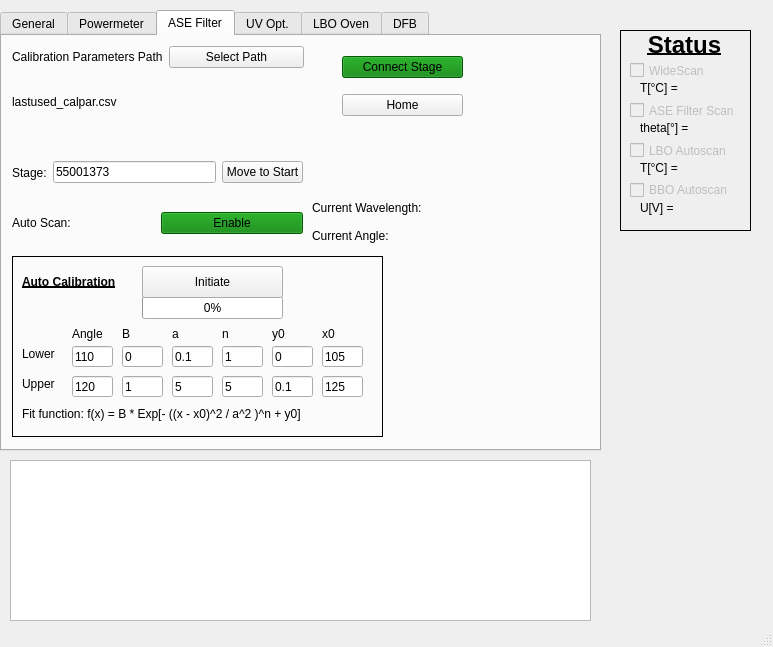
Qt form pulsed_laser_interface.ui (XenoBene/PulsedLaserGUI) before a commit.
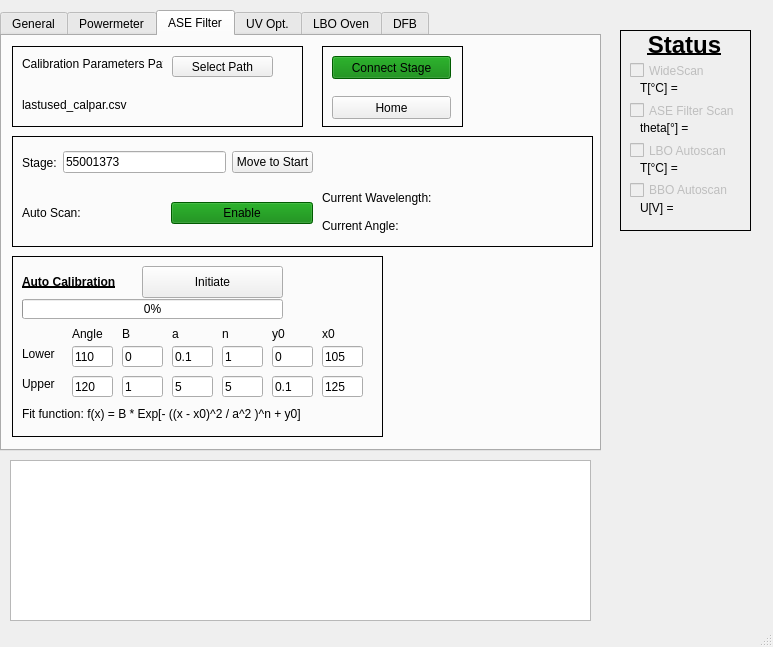
The same form after that commit. The open tabs and pages were chosen to show the change.

```diff
--- a/pulsed_laser_interface.ui
+++ b/pulsed_laser_interface.ui
@@ -528,172 +528,6 @@
      <attribute name="title">
       <string>ASE Filter</string>
      </attribute>
-     <widget class="QWidget" name="verticalLayoutWidget_3">
-      <property name="geometry">
-       <rect>
-        <x>340</x>
-        <y>10</y>
-        <width>121</width>
-        <height>80</height>
-       </rect>
-      </property>
-      <layout class="QVBoxLayout" name="verticalLayout_14">
-       <item>
-        <widget class="QPushButton" name="ase_button_connectStage">
-         <property name="autoFillBackground">
-          <bool>false</bool>
-         </property>
-         <property name="styleSheet">
-          <string notr="true">background-color: green</string>
-         </property>
-         <property name="text">
-          <string>Connect Stage</string>
-         </property>
-         <property name="checkable">
-          <bool>true</bool>
-         </property>
-        </widget>
-       </item>
-       <item>
-        <widget class="QPushButton" name="ase_button_home">
-         <property name="text">
-          <string>Home</string>
-         </property>
-        </widget>
-       </item>
-      </layout>
-     </widget>
-     <widget class="QWidget" name="verticalLayoutWidget_4">
-      <property name="geometry">
-       <rect>
-        <x>10</x>
-        <y>10</y>
-        <width>292</width>
-        <height>84</height>
-       </rect>
-      </property>
-      <layout class="QVBoxLayout" name="verticalLayout_15">
-       <item>
-        <layout class="QHBoxLayout" name="horizontalLayout_6">
-         <item>
-          <widget class="QLabel" name="label_2">
-           <property name="text">
-            <string>Calibration Parameters Path</string>
-           </property>
-          </widget>
-         </item>
-         <item>
-          <widget class="QPushButton" name="ase_button_selectPath">
-           <property name="text">
-            <string>Select Path</string>
-           </property>
-          </widget>
-         </item>
-        </layout>
-       </item>
-       <item>
-        <widget class="QLabel" name="ase_label_pathText">
-         <property name="text">
-          <string>lastused_calpar.csv</string>
-         </property>
-        </widget>
-       </item>
-      </layout>
-     </widget>
-     <widget class="QWidget" name="layoutWidget">
-      <property name="geometry">
-       <rect>
-        <x>10</x>
-        <y>120</y>
-        <width>291</width>
-        <height>33</height>
-       </rect>
-      </property>
-      <layout class="QHBoxLayout" name="horizontalLayout_3">
-       <item>
-        <widget class="QLabel" name="label_4">
-         <property name="text">
-          <string>Stage:</string>
-         </property>
-        </widget>
-       </item>
-       <item>
-        <widget class="QLineEdit" name="ase_lineEdit_stage">
-         <property name="inputMask">
-          <string>55001373</string>
-         </property>
-         <property name="text">
-          <string>55001373</string>
-         </property>
-        </widget>
-       </item>
-       <item>
-        <widget class="QPushButton" name="ase_button_moveToStart">
-         <property name="text">
-          <string>Move to Start</string>
-         </property>
-        </widget>
-       </item>
-      </layout>
-     </widget>
-     <widget class="QWidget" name="layoutWidget">
-      <property name="geometry">
-       <rect>
-        <x>10</x>
-        <y>160</y>
-        <width>291</width>
-        <height>54</height>
-       </rect>
-      </property>
-      <layout class="QHBoxLayout" name="horizontalLayout_5">
-       <item>
-        <widget class="QLabel" name="label_6">
-         <property name="text">
-          <string>Auto Scan:</string>
-         </property>
-        </widget>
-       </item>
-       <item>
-        <widget class="QPushButton" name="ase_button_startAutoScan">
-         <property name="styleSheet">
-          <string notr="true">background-color: green</string>
-         </property>
-         <property name="text">
-          <string>Enable</string>
-         </property>
-         <property name="checkable">
-          <bool>true</bool>
-         </property>
-        </widget>
-       </item>
-      </layout>
-     </widget>
-     <widget class="QWidget" name="layoutWidget">
-      <property name="geometry">
-       <rect>
-        <x>310</x>
-        <y>160</y>
-        <width>261</width>
-        <height>51</height>
-       </rect>
-      </property>
-      <layout class="QVBoxLayout" name="verticalLayout_3">
-       <item>
-        <widget class="QLabel" name="ase_label_currentWL">
-         <property name="text">
-          <string>Current Wavelength:</string>
-         </property>
-        </widget>
-       </item>
-       <item>
-        <widget class="QLabel" name="ase_label_currentAngle">
-         <property name="text">
-          <string>Current Angle:</string>
-         </property>
-        </widget>
-       </item>
-      </layout>
-     </widget>
      <widget class="QFrame" name="frame">
       <property name="geometry">
        <rect>
@@ -803,10 +637,10 @@
       <widget class="QProgressBar" name="ase_progressBar_autocal">
        <property name="geometry">
         <rect>
-         <x>130</x>
-         <y>40</y>
-         <width>141</width>
-         <height>23</height>
+         <x>10</x>
+         <y>43</y>
+         <width>261</width>
+         <height>20</height>
         </rect>
        </property>
        <property name="value">
@@ -1035,6 +869,222 @@
        </property>
       </widget>
      </widget>
+     <widget class="QFrame" name="frame_7">
+      <property name="geometry">
+       <rect>
+        <x>10</x>
+        <y>10</y>
+        <width>291</width>
+        <height>81</height>
+       </rect>
+      </property>
+      <property name="frameShape">
+       <enum>QFrame::Box</enum>
+      </property>
+      <property name="frameShadow">
+       <enum>QFrame::Plain</enum>
+      </property>
+      <widget class="QLabel" name="label_2">
+       <property name="geometry">
+        <rect>
+         <x>10</x>
+         <y>0</y>
+         <width>141</width>
+         <height>36</height>
+        </rect>
+       </property>
+       <property name="text">
+        <string>Calibration Parameters Path</string>
+       </property>
+      </widget>
+      <widget class="QLabel" name="ase_label_pathText">
+       <property name="geometry">
+        <rect>
+         <x>10</x>
+         <y>40</y>
+         <width>281</width>
+         <height>38</height>
+        </rect>
+       </property>
+       <property name="text">
+        <string>lastused_calpar.csv</string>
+       </property>
+      </widget>
+      <widget class="QPushButton" name="ase_button_selectPath">
+       <property name="geometry">
+        <rect>
+         <x>160</x>
+         <y>10</y>
+         <width>101</width>
+         <height>21</height>
+        </rect>
+       </property>
+       <property name="text">
+        <string>Select Path</string>
+       </property>
+      </widget>
+     </widget>
+     <widget class="QFrame" name="frame_8">
+      <property name="geometry">
+       <rect>
+        <x>320</x>
+        <y>10</y>
+        <width>141</width>
+        <height>81</height>
+       </rect>
+      </property>
+      <property name="frameShape">
+       <enum>QFrame::Box</enum>
+      </property>
+      <property name="frameShadow">
+       <enum>QFrame::Plain</enum>
+      </property>
+      <widget class="QPushButton" name="ase_button_connectStage">
+       <property name="geometry">
+        <rect>
+         <x>10</x>
+         <y>10</y>
+         <width>119</width>
+         <height>23</height>
+        </rect>
+       </property>
+       <property name="autoFillBackground">
+        <bool>false</bool>
+       </property>
+       <property name="styleSheet">
+        <string notr="true">background-color: green</string>
+       </property>
+       <property name="text">
+        <string>Connect Stage</string>
+       </property>
+       <property name="checkable">
+        <bool>true</bool>
+       </property>
+      </widget>
+      <widget class="QPushButton" name="ase_button_home">
+       <property name="geometry">
+        <rect>
+         <x>10</x>
+         <y>50</y>
+         <width>119</width>
+         <height>23</height>
+        </rect>
+       </property>
+       <property name="text">
+        <string>Home</string>
+       </property>
+      </widget>
+     </widget>
+     <widget class="QFrame" name="frame_9">
+      <property name="geometry">
+       <rect>
+        <x>10</x>
+        <y>100</y>
+        <width>581</width>
+        <height>111</height>
+       </rect>
+      </property>
+      <property name="frameShape">
+       <enum>QFrame::Box</enum>
+      </property>
+      <property name="frameShadow">
+       <enum>QFrame::Plain</enum>
+      </property>
+      <widget class="QWidget" name="layoutWidget">
+       <property name="geometry">
+        <rect>
+         <x>10</x>
+         <y>10</y>
+         <width>291</width>
+         <height>33</height>
+        </rect>
+       </property>
+       <layout class="QHBoxLayout" name="horizontalLayout_3">
+        <item>
+         <widget class="QLabel" name="label_4">
+          <property name="text">
+           <string>Stage:</string>
+          </property>
+         </widget>
+        </item>
+        <item>
+         <widget class="QLineEdit" name="ase_lineEdit_stage">
+          <property name="inputMask">
+           <string>55001373</string>
+          </property>
+          <property name="text">
+           <string>55001373</string>
+          </property>
+         </widget>
+        </item>
+        <item>
+         <widget class="QPushButton" name="ase_button_moveToStart">
+          <property name="text">
+           <string>Move to Start</string>
+          </property>
+         </widget>
+        </item>
+       </layout>
+      </widget>
+      <widget class="QWidget" name="layoutWidget">
+       <property name="geometry">
+        <rect>
+         <x>10</x>
+         <y>50</y>
+         <width>291</width>
+         <height>54</height>
+        </rect>
+       </property>
+       <layout class="QHBoxLayout" name="horizontalLayout_5">
+        <item>
+         <widget class="QLabel" name="label_6">
+          <property name="text">
+           <string>Auto Scan:</string>
+          </property>
+         </widget>
+        </item>
+        <item>
+         <widget class="QPushButton" name="ase_button_startAutoScan">
+          <property name="styleSheet">
+           <string notr="true">background-color: green</string>
+          </property>
+          <property name="text">
+           <string>Enable</string>
+          </property>
+          <property name="checkable">
+           <bool>true</bool>
+          </property>
+         </widget>
+        </item>
+       </layout>
+      </widget>
+      <widget class="QWidget" name="layoutWidget">
+       <property name="geometry">
+        <rect>
+         <x>310</x>
+         <y>50</y>
+         <width>261</width>
+         <height>51</height>
+        </rect>
+       </property>
+       <layout class="QVBoxLayout" name="verticalLayout_3">
+        <item>
+         <widget class="QLabel" name="ase_label_currentWL">
+          <property name="text">
+           <string>Current Wavelength:</string>
+          </property>
+         </widget>
+        </item>
+        <item>
+         <widget class="QLabel" name="ase_label_currentAngle">
+          <property name="text">
+           <string>Current Angle:</string>
+          </property>
+         </widget>
+        </item>
+       </layout>
+      </widget>
+     </widget>
     </widget>
     <widget class="QWidget" name="tab_4">
      <attribute name="title">
```
Left out of the diff: 932 changed lines with no effect on the pictures. Lines whose indentation alone changed are shown as unchanged.
